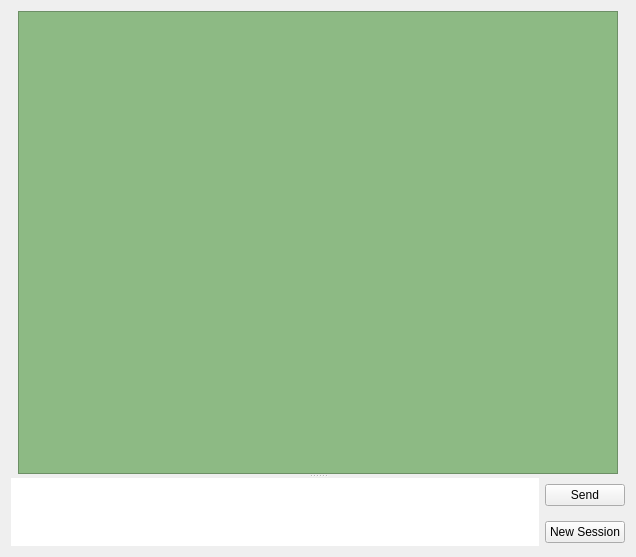
The window that ChatWidget.ui (asianirish/AI-Ronaut) describes before a commit, drawn with Qt 5.
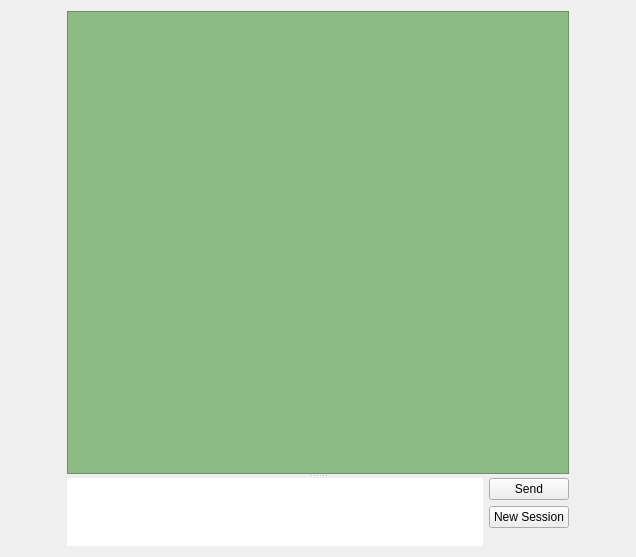
The same window after the commit.

Commit message: Done: Make the input area narrower horizontally (chat)

Diff of the .ui file:
```diff
--- a/ChatWidget.ui
+++ b/ChatWidget.ui
@@ -31,10 +31,26 @@
       </property>
       <layout class="QGridLayout" name="gridLayout_2">
        <item row="0" column="0">
+        <widget class="QWidget" name="widget_4" native="true">
+         <property name="sizePolicy">
+          <sizepolicy hsizetype="Preferred" vsizetype="Preferred">
+           <horstretch>1</horstretch>
+           <verstretch>0</verstretch>
+          </sizepolicy>
+         </property>
+        </widget>
+       </item>
+       <item row="0" column="1">
         <widget class="QListWidget" name="listWidget">
+         <property name="sizePolicy">
+          <sizepolicy hsizetype="Expanding" vsizetype="Expanding">
+           <horstretch>10</horstretch>
+           <verstretch>0</verstretch>
+          </sizepolicy>
+         </property>
          <property name="maximumSize">
           <size>
-           <width>600</width>
+           <width>800</width>
            <height>16777215</height>
           </size>
          </property>
@@ -43,6 +59,16 @@
          </property>
         </widget>
        </item>
+       <item row="0" column="2">
+        <widget class="QWidget" name="widget_5" native="true">
+         <property name="sizePolicy">
+          <sizepolicy hsizetype="Preferred" vsizetype="Preferred">
+           <horstretch>1</horstretch>
+           <verstretch>0</verstretch>
+          </sizepolicy>
+         </property>
+        </widget>
+       </item>
       </layout>
      </widget>
      <widget class="QWidget" name="messageWidget" native="true">
@@ -53,24 +79,108 @@
        </sizepolicy>
       </property>
       <layout class="QGridLayout" name="gridLayout_3">
-       <item row="0" column="0" rowspan="2">
-        <widget class="QTextEdit" name="textEdit">
-         <property name="styleSheet">
-          <string notr="true">border-radius: 10px;</string>
+       <item row="0" column="0">
+        <widget class="QWidget" name="widget_2" native="true">
+         <property name="sizePolicy">
+          <sizepolicy hsizetype="Preferred" vsizetype="Preferred">
+           <horstretch>1</horstretch>
+           <verstretch>0</verstretch>
+          </sizepolicy>
          </property>
         </widget>
        </item>
        <item row="0" column="1">
-        <widget class="QPushButton" name="sendButton">
-         <property name="text">
-          <string>Send</string>
+        <widget class="QWidget" name="centerInputWidget" native="true">
+         <property name="sizePolicy">
+          <sizepolicy hsizetype="Preferred" vsizetype="Preferred">
+           <horstretch>10</horstretch>
+           <verstretch>0</verstretch>
+          </sizepolicy>
          </property>
+         <property name="maximumSize">
+          <size>
+           <width>800</width>
+           <height>16777215</height>
+          </size>
+         </property>
+         <layout class="QGridLayout" name="gridLayout_4">
+          <property name="leftMargin">
+           <number>0</number>
+          </property>
+          <property name="topMargin">
+           <number>0</number>
+          </property>
+          <property name="rightMargin">
+           <number>0</number>
+          </property>
+          <property name="bottomMargin">
+           <number>0</number>
+          </property>
+          <property name="spacing">
+           <number>6</number>
+          </property>
+          <item row="0" column="1">
+           <widget class="QPushButton" name="sendButton">
+            <property name="sizePolicy">
+             <sizepolicy hsizetype="Minimum" vsizetype="Fixed">
+              <horstretch>0</horstretch>
+              <verstretch>0</verstretch>
+             </sizepolicy>
+            </property>
+            <property name="text">
+             <string>Send</string>
+            </property>
+           </widget>
+          </item>
+          <item row="1" column="1">
+           <widget class="QPushButton" name="newSessionButton">
+            <property name="sizePolicy">
+             <sizepolicy hsizetype="Minimum" vsizetype="Fixed">
+              <horstretch>0</horstretch>
+              <verstretch>0</verstretch>
+             </sizepolicy>
+            </property>
+            <property name="text">
+             <string>New Session</string>
+            </property>
+           </widget>
+          </item>
+          <item row="2" column="1">
+           <spacer name="verticalSpacer">
+            <property name="orientation">
+             <enum>Qt::Vertical</enum>
+            </property>
+            <property name="sizeHint" stdset="0">
+             <size>
+              <width>20</width>
+              <height>40</height>
+             </size>
+            </property>
+           </spacer>
+          </item>
+          <item row="0" column="0" rowspan="3">
+           <widget class="QTextEdit" name="textEdit">
+            <property name="sizePolicy">
+             <sizepolicy hsizetype="Expanding" vsizetype="Expanding">
+              <horstretch>0</horstretch>
+              <verstretch>0</verstretch>
+             </sizepolicy>
+            </property>
+            <property name="styleSheet">
+             <string notr="true">border-radius: 10px;</string>
+            </property>
+           </widget>
+          </item>
+         </layout>
         </widget>
        </item>
-       <item row="1" column="1">
-        <widget class="QPushButton" name="newSessionButton">
-         <property name="text">
-          <string>New Session</string>
+       <item row="0" column="2">
+        <widget class="QWidget" name="widget" native="true">
+         <property name="sizePolicy">
+          <sizepolicy hsizetype="Preferred" vsizetype="Preferred">
+           <horstretch>1</horstretch>
+           <verstretch>0</verstretch>
+          </sizepolicy>
          </property>
         </widget>
        </item>
```
The commit also changes 1 other file.
